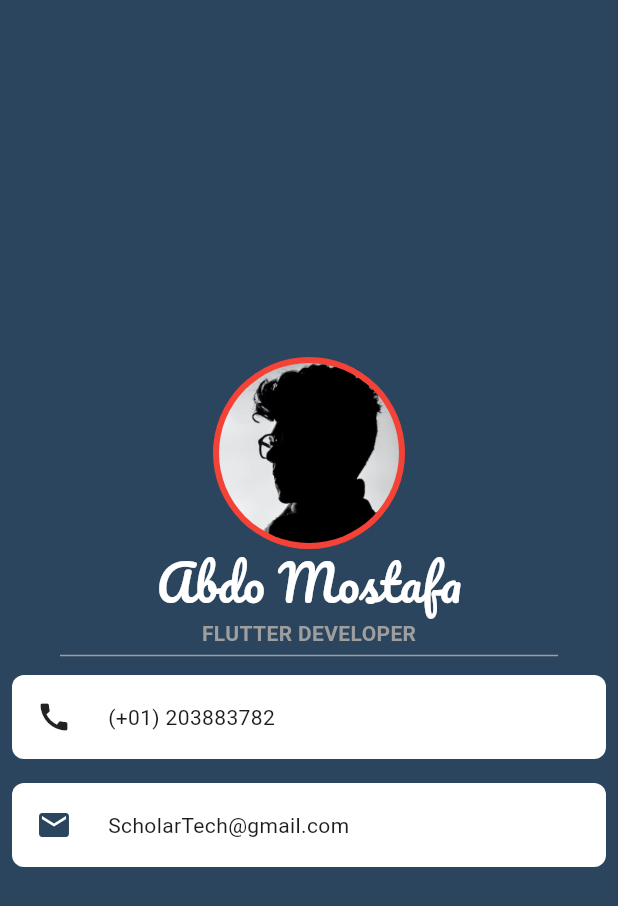
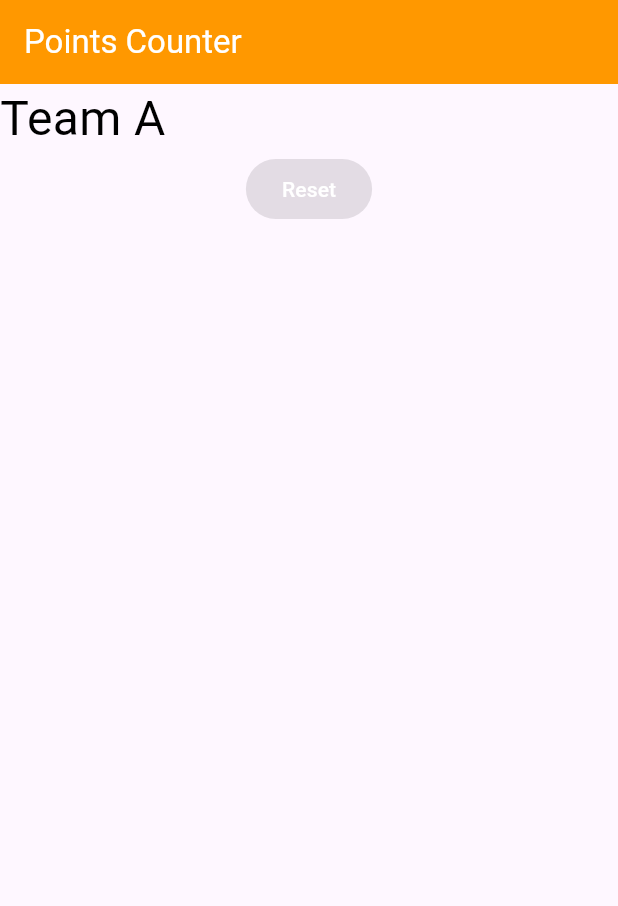
Before and after one commit to abdomostafa1/first-flutter-project, a Flutter app: the screen it shows after launch, on a phone screen of 412 x 824 dp. Shown: the top 906 px of the screen. Run offline on Flutter 3.47's test engine with Material 3 defaults, Android fonts, the phone set to English and light mode, and no system bars.

Commit message:
start building basketball app

```diff
--- a/lib/main.dart
+++ b/lib/main.dart
@@ -3,146 +3,39 @@ import 'package:flutter/material.dart';
 import 'package:flutter/painting.dart';
 
 void main() {
-  runApp(const AppWid());
+  runApp(MaterialApp(
+    home: Scaffold(
+      appBar: AppBar(
+        title:
+            const Text('Points Counter', style: TextStyle(color: Colors.white)),
+        backgroundColor: Colors.orange,
+      ),
+      body: BasketBallCounterApp(),
+    ),
+  ));
 }
 
-class AppWid extends StatelessWidget {
-  const AppWid({super.key});
+class BasketBallCounterApp extends StatelessWidget {
+  BasketBallCounterApp({super.key});
 
   @override
   Widget build(BuildContext context) {
-    return MaterialApp(
-      home: Scaffold(
-        backgroundColor: const Color(0xFF2B455F),
-        body: businessCardApp(),
-      ),
-    );
-  }
-}
-
-Widget businessCardApp() {
     return Column(
-    mainAxisAlignment: MainAxisAlignment.center,
       children: [
-      CircleAvatar(
-        radius: 64,
-        backgroundColor: Colors.red,
-        child: Padding(
-          padding: const EdgeInsets.all(4), // Border radius
-          child: ClipOval(child: Image.asset('images/black.jpg')),
-        ),
-      ),
-      Text(
-        'Abdo Mostafa',
-        style: TextStyle(
-          color: Colors.white,
-          fontFamily: 'Pacifico',
-          fontSize: 32.0,
-        ),
-      ),
-      Text(
-        'FLUTTER DEVELOPER',
-        style: TextStyle(
-          color: Colors.grey,
-          fontWeight: FontWeight.bold,
-          fontSize: 14.0,
-        ),
-      ),
-      Divider(
-        height: 10,
-        color: Colors.grey,
-        indent: 40.0,
-        endIndent: 40.0,
-      ),
-      Container(
-          margin: EdgeInsets.symmetric(horizontal: 8.0, vertical: 8.0),
-          padding: EdgeInsets.all(16.0),
-          decoration: BoxDecoration(
-              color: Colors.white, borderRadius: BorderRadius.circular(8.0)),
-          child: const Row(
+        Row(
           children: [
-              Padding(
-                padding: EdgeInsets.only(right: 24),
-                child: Icon(Icons.call),
-              ),
-              Text('(+01) 203883782'),
+            Column(
+              children: [
+                Text('Team A',style: TextStyle(fontSize: 32,color: Colors.black),)
               ],
-          )),
-      Container(
-        margin: EdgeInsets.symmetric(horizontal: 8.0, vertical: 8.0),
-        padding: EdgeInsets.all(16.0),
-        decoration: BoxDecoration(
-            color: Colors.white, borderRadius: BorderRadius.circular(8.0)),
-        child: Row(
-          children: [
-            Padding(
-              padding: EdgeInsets.only(right: 24.0),
-              child: Icon(
-                Icons.email,
-                size: 24,
-                color: Color(0xFF2B455F),
-              ),
-            ),
-            Text(
-              'ScholarTech@gmail.com',
-              style: TextStyle(fontSize: 14),
-            ),
+            )
           ],
         ),
+        ElevatedButton(
+          onPressed: null,
+          child: Text('Reset', style: TextStyle(color: Colors.white)),
         )
       ],
     );
   }
-
-Widget column() {
-  return Column(
-    crossAxisAlignment: CrossAxisAlignment.center,
-    mainAxisAlignment: MainAxisAlignment.spaceAround,
-    children: [
-      Container(
-        color: Colors.yellowAccent,
-        width: 100,
-        height: 100,
-        child: const Text('hello world'),
-      ),
-      Container(
-        color: Colors.blue,
-        width: 100,
-        height: 100,
-        child: const Text('hello world'),
-      ),
-      Container(
-        color: Colors.deepOrangeAccent,
-        width: 100,
-        height: 100,
-        child: const Text('hello world'),
-      ),
-    ],
-  );
 }
-
-Widget row() {
-  return Row(
-    crossAxisAlignment: CrossAxisAlignment.start,
-    children: [
-      Container(
-        color: Colors.yellowAccent,
-        width: 100,
-        height: 200,
-        child: const Text('hello world'),
-      ),
-      Container(
-        color: Colors.blue,
-        width: 100,
-        height: 100,
-        child: const Text('hello world'),
-      ),
-      Container(
-        color: Colors.deepOrangeAccent,
-        width: 100,
-        height: 100,
-        child: const Text('hello world'),
-      ),
-    ],
-  );
-}
```
Lines whose indentation alone changed are shown as unchanged.
